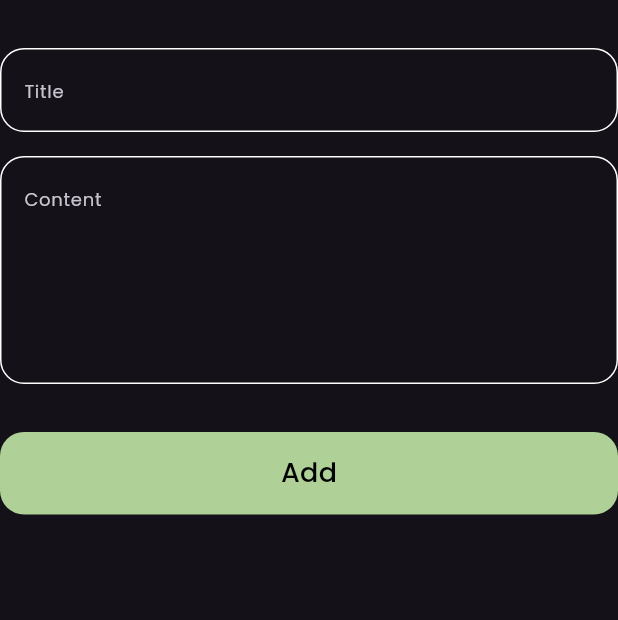
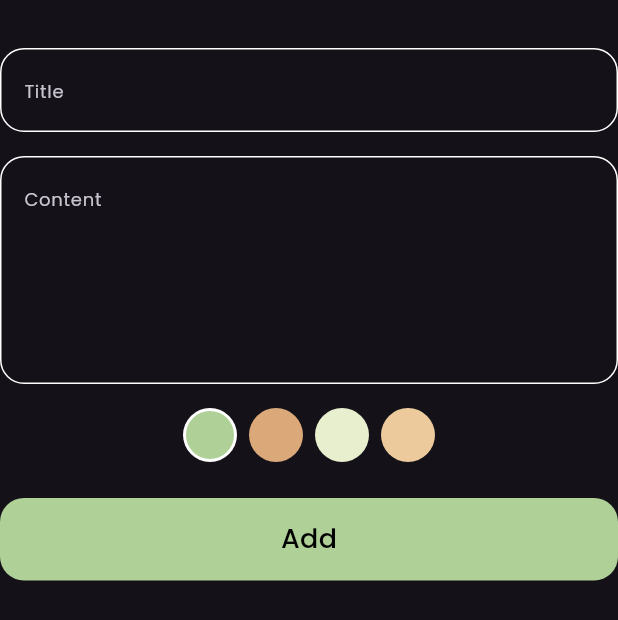
Before and after one commit to Rahma226/notes_app, a Flutter app: the AddNoteForm widget shown alone on an empty page, opened directly, on a phone screen of 412 x 824 dp. Shown: the top 620 px of the screen. Run offline on Flutter 3.47's test engine with Material 3 defaults, Android fonts, the phone set to English and light mode, and no system bars; our stand-ins replace bloc, flutter_bloc, font_awesome_flutter, hive, hive_flutter, modal_progress_hud_nsn; accounts and stored records are empty.

Commit message:
create colors list view

```diff
--- /dev/null
+++ b/lib/components/color_item.dart
@@ -0,0 +1,26 @@
+import 'package:flutter/material.dart';
+
+class ColorItem extends StatelessWidget {
+  const ColorItem({super.key, required this.isActive, required this.color});
+
+  final bool isActive;
+  final Color color;
+
+  @override
+  Widget build(BuildContext context) {
+    return isActive ?
+    CircleAvatar(
+      radius: 18,
+      backgroundColor: Colors.white,
+      child: CircleAvatar(
+        radius: 16,
+        backgroundColor: color,
+      ),
+    ) :
+    CircleAvatar(
+      radius: 18,
+      backgroundColor: color,
+    )
+    ;
+  }
+}
--- a/lib/widgets/add_note_form.dart
+++ b/lib/widgets/add_note_form.dart
@@ -1,11 +1,13 @@
 import 'package:flutter/material.dart';
 import 'package:flutter_bloc/flutter_bloc.dart';
 import 'package:intl/intl.dart';
+import 'package:notes_app/components/color_item.dart';
 import 'package:notes_app/components/custom_botton.dart';
 import 'package:notes_app/components/custom_text_field.dart';
 import 'package:notes_app/constant.dart';
 import 'package:notes_app/cubits/add_note_cubit/add_note_cubit.dart';
 import 'package:notes_app/models/note_model.dart';
+import 'package:notes_app/widgets/colors_list.dart';
 
 class AddNoteForm extends StatefulWidget {
   const AddNoteForm({
@@ -49,7 +51,9 @@ class _AddNoteFormState extends State<AddNoteForm> {
             hint: 'Content',
             maxLines: 5,
           ),
-          SizedBox(height: 32),
+           SizedBox(height: 16),
+          ColorsList(),
+          SizedBox(height: 24),
           BlocBuilder<AddNoteCubit, AddNoteState>(
             builder: (context, state) {
               return CustomBotton(
--- /dev/null
+++ b/lib/widgets/colors_list.dart
@@ -0,0 +1,46 @@
+import 'package:flutter/material.dart';
+import 'package:notes_app/components/color_item.dart';
+import 'package:notes_app/constant.dart';
+
+class ColorsList extends StatefulWidget {
+  const ColorsList({super.key});
+
+  @override
+  State<ColorsList> createState() => _ColorsListState();
+}
+
+class _ColorsListState extends State<ColorsList> {
+
+int currentIndex = 0;
+List<Color> color = const [kcolor4 , Kcolor1 , Kcolor2 , Kcolor3 ];
+
+  @override
+  Widget build(BuildContext context) {
+    return  SizedBox(
+      height: 18*2,
+      child: Center(
+        child: ListView.builder(
+          shrinkWrap: true,
+          itemCount: color.length,
+          scrollDirection: Axis.horizontal,
+          itemBuilder: (context , index){
+          return Padding(
+            padding: const EdgeInsets.symmetric(horizontal: 4),
+            child: GestureDetector(
+              onTap: () {
+                currentIndex = index;
+                setState(() {
+                });
+              },
+              child: ColorItem(
+                isActive: currentIndex == index,
+                color: color[index],
+              ),
+            ),
+          );
+        },
+        ),
+      ),
+    );
+  }
+}
```
